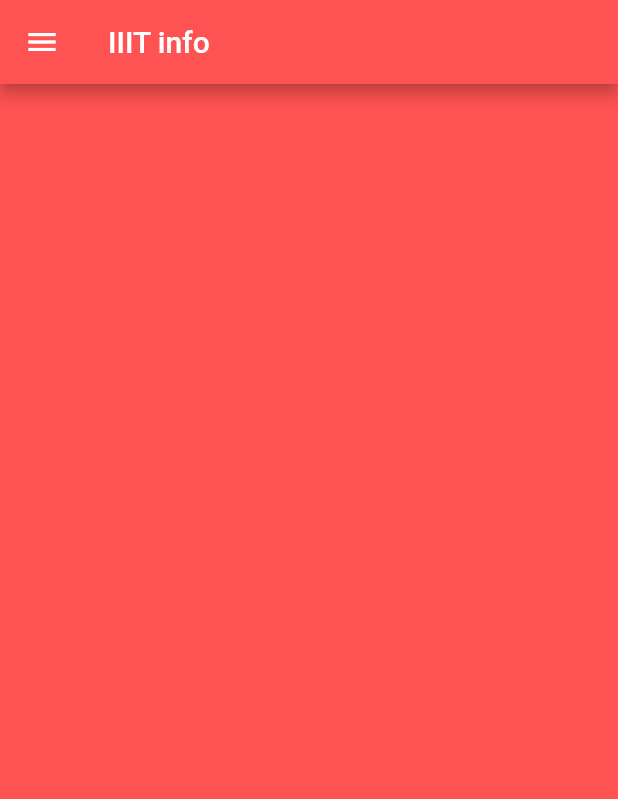
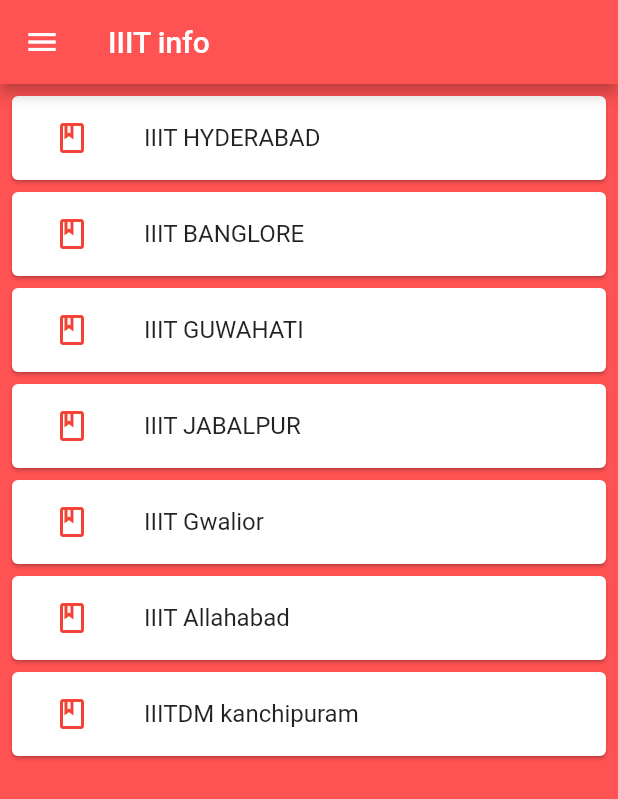
Before and after one commit to rajmayank93/iiit-info, a Flutter app: the afterloginmainpage screen opened directly, on a phone screen of 412 x 824 dp. Shown: the top 799 px of the screen. Run offline on Flutter 3.47's test engine with Material 2 defaults, Android fonts, the phone set to English and light mode, and no system bars; our stand-ins replace animated_splash_screen, firebase_auth, firebase_core, fluttertoast, font_awesome_flutter, get and 2 more; accounts and stored records are empty.

Commit message:
list of clg added in afterloginmainpage

```diff
--- a/lib/afterloginmainpage.dart
+++ b/lib/afterloginmainpage.dart
@@ -40,6 +40,10 @@ class afterloginmainpage extends StatefulWidget {
 
 class _loginpageState extends State<afterloginmainpage> {
   String emailid = FirebaseAuth.instance.currentUser?.email ?? '';
+
+  final List<String> college = <String>['IIIT HYDERABAD', 'IIIT BANGLORE',
+    'IIIT GUWAHATI','IIIT JABALPUR','IIIT Gwalior','IIIT Allahabad','IIITDM kanchipuram'];
+
   @override
   Widget build(BuildContext context) {
     return Scaffold(
@@ -52,20 +56,34 @@ class _loginpageState extends State<afterloginmainpage> {
         ),
       ),
       drawer: loginmaindrawer(context),
-      body: Center(
-        child: Column(
-          mainAxisAlignment: MainAxisAlignment.center,
-          children: [
-            Padding(
-              padding: const EdgeInsets.all(8.0),
-              child: Text(
-                emailid,
-                style: TextStyle(color: Colors.white),
+        body: ListView.builder(
+          itemBuilder: (BuildContext, index) {
+            return Card(
+              child: ListTile(
+                leading:  IconButton(
+                  icon: Icon(
+                    Icons.book_outlined,
+                    color: Colors.red,
+                  ),
+                  onPressed: () {
+                    // do something
+                  },
+                ),
+                title: Padding(
+                  padding: const EdgeInsets.all(8.0),
+                  child: Text((college[index]),
+                    // onPressed: () {
+                    //   // do something
+                    // },
+                  ),
+                ),
               ),
-            ),
-          ],
-        ),
-      ),
-    );
+            );
+          },
+          itemCount: college.length,
+          shrinkWrap: true,
+          padding: const EdgeInsets.all(4),
+          scrollDirection: Axis.vertical,
+        ));
   }
 }
--- a/lib/drawers/loginmaindrawer.dart
+++ b/lib/drawers/loginmaindrawer.dart
@@ -36,6 +36,9 @@ Drawer loginmaindrawer(BuildContext context) {
               ),
             ],
           )),
+        ),
+        SizedBox(
+          height: 8,
         ),
         ListTile(
           leading: Icon(
```
